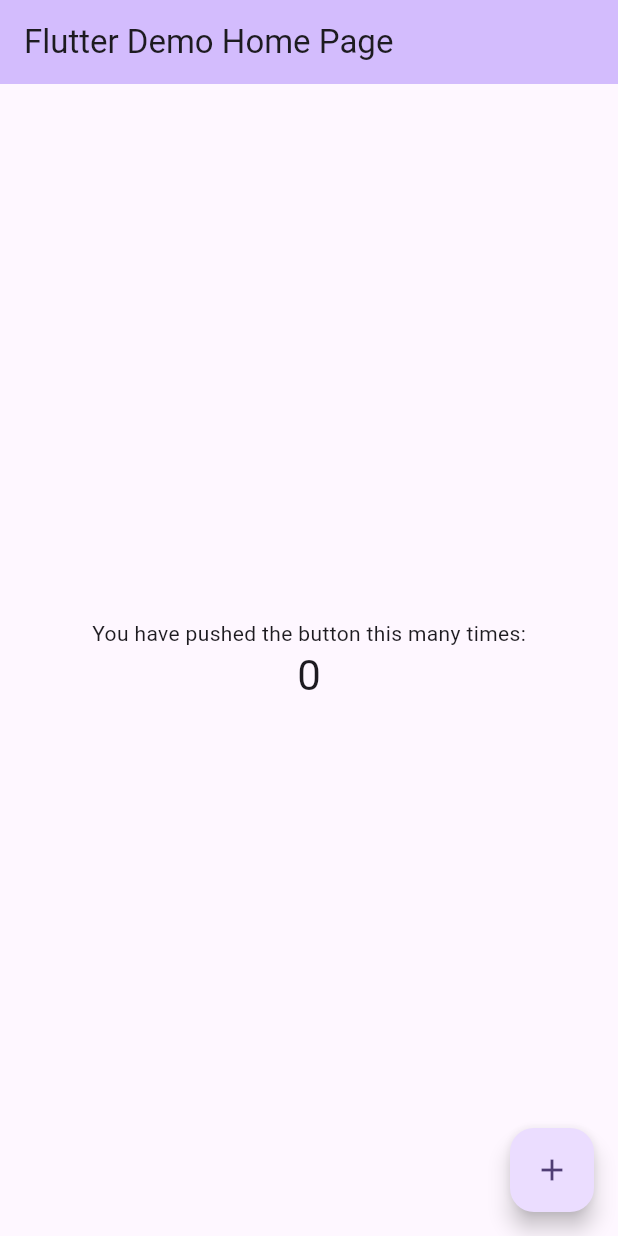
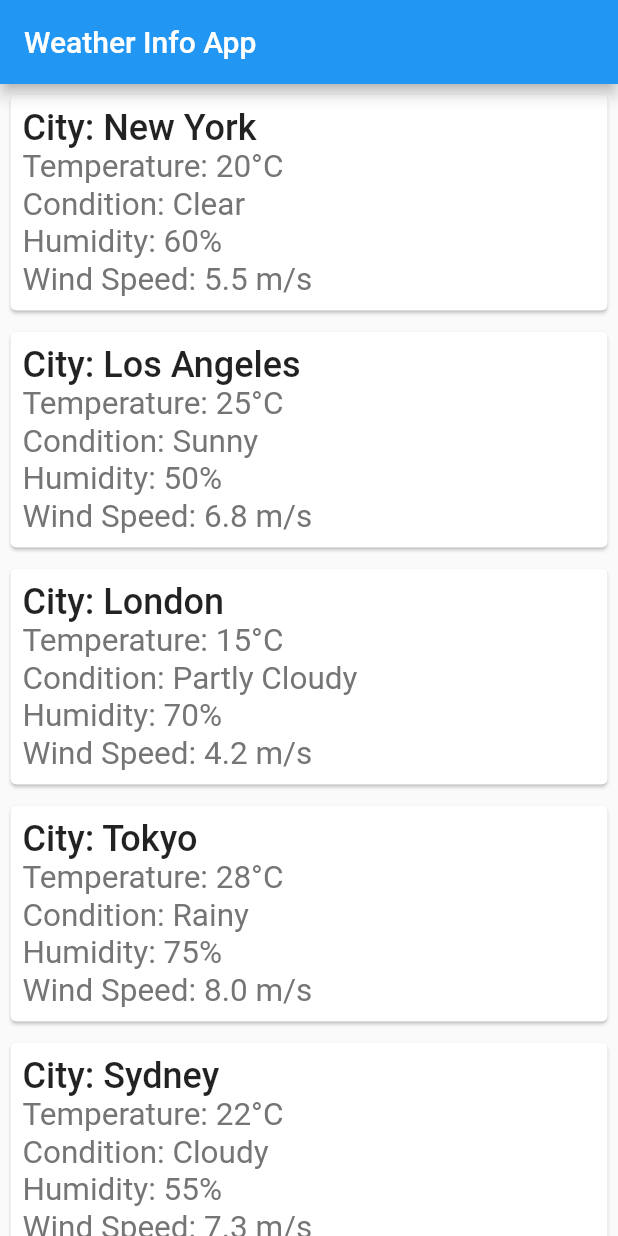
Before and after one commit to islamnabila/flutter_live_test, a Flutter app: the screen it shows after launch, on a phone screen of 412 x 824 dp. Run offline on Flutter 3.47's test engine with Material 2 defaults, Android fonts, the phone set to English and light mode, and no system bars.

```diff
--- a/lib/main.dart
+++ b/lib/main.dart
@@ -1,126 +1,18 @@
+import 'package:flutter/cupertino.dart';
 import 'package:flutter/material.dart';
-//flurtter
+import 'package:flutter_live_test/screen/weather_info_app.dart';
 
-void main() {
-  runApp(const MyApp());
+void main(){
+  runApp(MyApp());
 }
-
 class MyApp extends StatelessWidget {
   const MyApp({super.key});
 
-  // This widget is the root of your application.
   @override
   Widget build(BuildContext context) {
     return MaterialApp(
-      title: 'Flutter Demo',
-      theme: ThemeData(
-        // This is the theme of your application.
-        //
-        // TRY THIS: Try running your application with "flutter run". You'll see
-        // the application has a blue toolbar. Then, without quitting the app,
-        // try changing the seedColor in the colorScheme below to Colors.green
-        // and then invoke "hot reload" (save your changes or press the "hot
-        // reload" button in a Flutter-supported IDE, or press "r" if you used
-        // the command line to start the app).
-        //
-        // Notice that the counter didn't reset back to zero; the application
-        // state is not lost during the reload. To reset the state, use hot
-        // restart instead.
-        //
-        // This works for code too, not just values: Most code changes can be
-        // tested with just a hot reload.
-        colorScheme: ColorScheme.fromSeed(seedColor: Colors.deepPurple),
-        useMaterial3: true,
-      ),
-      home: const MyHomePage(title: 'Flutter Demo Home Page'),
+      home: WeatherInfoMainScreen(),
+
     );
   }
 }
-
-class MyHomePage extends StatefulWidget {
-  const MyHomePage({super.key, required this.title});
-
-  // This widget is the home page of your application. It is stateful, meaning
-  // that it has a State object (defined below) that contains fields that affect
-  // how it looks.
-
-  // This class is the configuration for the state. It holds the values (in this
-  // case the title) provided by the parent (in this case the App widget) and
-  // used by the build method of the State. Fields in a Widget subclass are
-  // always marked "final".
-
-  final String title;
-
-  @override
-  State<MyHomePage> createState() => _MyHomePageState();
-}
-
-class _MyHomePageState extends State<MyHomePage> {
-  int _counter = 0;
-
-  void _incrementCounter() {
-    setState(() {
-      // This call to setState tells the Flutter framework that something has
-      // changed in this State, which causes it to rerun the build method below
-      // so that the display can reflect the updated values. If we changed
-      // _counter without calling setState(), then the build method would not be
-      // called again, and so nothing would appear to happen.
-      _counter++;
-    });
-  }
-
-  @override
-  Widget build(BuildContext context) {
-    // This method is rerun every time setState is called, for instance as done
-    // by the _incrementCounter method above.
-    //
-    // The Flutter framework has been optimized to make rerunning build methods
-    // fast, so that you can just rebuild anything that needs updating rather
-    // than having to individually change instances of widgets.
-    return Scaffold(
-      appBar: AppBar(
-        // TRY THIS: Try changing the color here to a specific color (to
-        // Colors.amber, perhaps?) and trigger a hot reload to see the AppBar
-        // change color while the other colors stay the same.
-        backgroundColor: Theme.of(context).colorScheme.inversePrimary,
-        // Here we take the value from the MyHomePage object that was created by
-        // the App.build method, and use it to set our appbar title.
-        title: Text(widget.title),
-      ),
-      body: Center(
-        // Center is a layout widget. It takes a single child and positions it
-        // in the middle of the parent.
-        child: Column(
-          // Column is also a layout widget. It takes a list of children and
-          // arranges them vertically. By default, it sizes itself to fit its
-          // children horizontally, and tries to be as tall as its parent.
-          //
-          // Column has various properties to control how it sizes itself and
-          // how it positions its children. Here we use mainAxisAlignment to
-          // center the children vertically; the main axis here is the vertical
-          // axis because Columns are vertical (the cross axis would be
-          // horizontal).
-          //
-          // TRY THIS: Invoke "debug painting" (choose the "Toggle Debug Paint"
-          // action in the IDE, or press "p" in the console), to see the
-          // wireframe for each widget.
-          mainAxisAlignment: MainAxisAlignment.center,
-          children: <Widget>[
-            const Text(
-              'You have pushed the button this many times:',
-            ),
-            Text(
-              '$_counter',
-              style: Theme.of(context).textTheme.headlineMedium,
-            ),
-          ],
-        ),
-      ),
-      floatingActionButton: FloatingActionButton(
-        onPressed: _incrementCounter,
-        tooltip: 'Increment',
-        child: const Icon(Icons.add),
-      ), // This trailing comma makes auto-formatting nicer for build methods.
-    );
-  }
-}
--- /dev/null
+++ b/lib/screen/weather_info_app.dart
@@ -0,0 +1,126 @@
+import 'package:flutter/cupertino.dart';
+import 'package:flutter/material.dart';
+
+class WeatherInfoMainScreen extends StatefulWidget {
+  const WeatherInfoMainScreen({super.key});
+
+  @override
+  State<WeatherInfoMainScreen> createState() => _WeatherInfoMainScreenState();
+}
+
+class _WeatherInfoMainScreenState extends State<WeatherInfoMainScreen> {
+
+  List<Map<String, dynamic>> weatherData = [
+
+    {
+
+      "city": "New York",
+
+      "temperature": 20,
+
+      "condition": "Clear",
+
+      "humidity": 60,
+
+      "windSpeed": 5.5
+
+    },
+
+    {
+
+      "city": "Los Angeles",
+
+      "temperature": 25,
+
+      "condition": "Sunny",
+
+      "humidity": 50,
+
+      "windSpeed": 6.8
+
+    },
+
+    {
+
+      "city": "London",
+
+      "temperature": 15,
+
+      "condition": "Partly Cloudy",
+
+      "humidity": 70,
+
+      "windSpeed": 4.2
+
+    },
+
+    {
+
+      "city": "Tokyo",
+
+      "temperature": 28,
+
+      "condition": "Rainy",
+
+      "humidity": 75,
+
+      "windSpeed": 8.0
+
+    },
+
+    {
+
+      "city": "Sydney",
+
+      "temperature": 22,
+
+      "condition": "Cloudy",
+
+      "humidity": 55,
+
+      "windSpeed": 7.3
+
+    }
+
+  ];
+  @override
+  Widget build(BuildContext context) {
+    return Scaffold(
+      appBar: AppBar(
+        title: Text("Weather Info App"),
+      ),
+      body: Column(
+        children: [
+          Expanded(
+            child: ListView.builder(
+              itemCount: weatherData.length,
+                itemBuilder: (context,index){
+                  return Padding(
+                    padding: const EdgeInsets.all(3.0),
+                    child: Card(
+                      child: Padding(
+                        padding: const EdgeInsets.all(8),
+                        child: Column(
+                          crossAxisAlignment: CrossAxisAlignment.start,
+                          children: <Widget>[
+                            Text(
+                              "City: ${weatherData[index]['city']}",
+                              style: TextStyle(fontSize: 24,fontWeight: FontWeight.w500),
+                            ),
+                            Text("Temperature: ${weatherData[index]["temperature"]}°C",style: TextStyle(fontSize: 21,color: Colors.grey.shade600),),
+                            Text("Condition: ${weatherData[index]["condition"]}",style: TextStyle(fontSize: 21,color: Colors.grey.shade600)),
+                            Text("Humidity: ${weatherData[index]["humidity"]}%",style: TextStyle(fontSize: 21,color: Colors.grey.shade600)),
+                            Text("Wind Speed: ${weatherData[index]["windSpeed"]} m/s",style: TextStyle(fontSize: 21,color: Colors.grey.shade600)),
+                          ],
+                        ),
+                      ),
+                    ),
+                  );
+
+                }),
+          )
+        ],
+      ),
+    );
+  }
+}
--- a/pubspec.yaml
+++ b/pubspec.yaml
@@ -35,6 +35,7 @@ dependencies:
   # The following adds the Cupertino Icons font to your application.
   # Use with the CupertinoIcons class for iOS style icons.
   cupertino_icons: ^1.0.2
+  http: ^1.1.0
 
 dev_dependencies:
   flutter_test:
```
Also changed, not shown: pubspec.lock.
